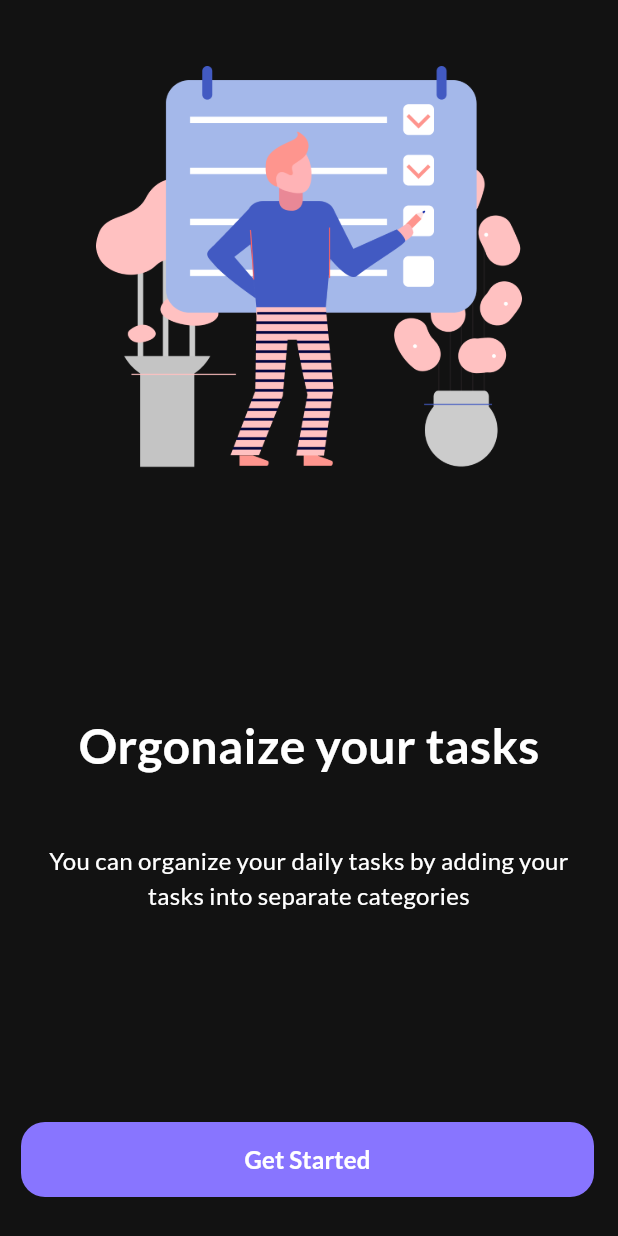
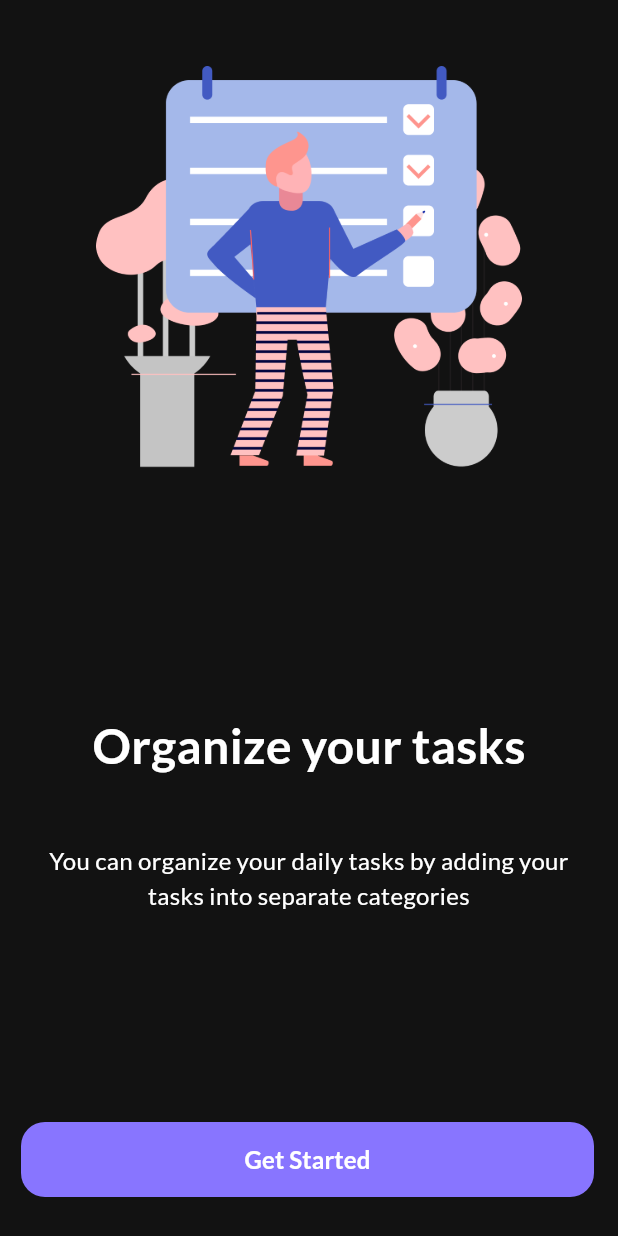
Before and after one commit to maulss/To-Do-List-APP, a Flutter app: the screen it shows after launch, after a tap on "Skip", on a phone screen of 412 x 824 dp. Run offline on Flutter 3.47's test engine with Material 3 defaults, Android fonts, the phone set to English and light mode, and no system bars; drawn by our look-alikes of flutter_onboarding_slider; our stand-ins replace firebase_auth, firebase_core, google_fonts, shared_preferences; accounts and stored records are empty.

```diff
--- a/lib/constants/color_constant.dart
+++ b/lib/constants/color_constant.dart
@@ -3,4 +3,5 @@ import 'package:flutter/material.dart';
 class ColorConstant {
   static const Color backgroundColor = Color(0xff121212);
   static const Color buttonColor = Color(0xff8875FF);
+  static const Color backgroundFormColor = Color(0xff979797);
 }
--- a/lib/main.dart
+++ b/lib/main.dart
@@ -1,10 +1,18 @@
 import 'package:flutter/material.dart';
+import 'package:todo_app/screens/login_screen.dart';
+import 'package:todo_app/screens/register_screen.dart';
 import 'package:todo_app/screens/splash_screen.dart';
 import 'package:todo_app/screens/home_screens.dart';
 import 'package:todo_app/screens/on_boarding_screen.dart';
 import 'package:todo_app/screens/welcome_screen.dart';
+import 'package:firebase_core/firebase_core.dart';
+import 'firebase_options.dart';
 
-void main() {
+void main() async {
+  WidgetsFlutterBinding.ensureInitialized();
+  await Firebase.initializeApp(
+    options: DefaultFirebaseOptions.currentPlatform,
+  );
   runApp(const MyApp());
 }
 
@@ -22,6 +30,8 @@ class MyApp extends StatelessWidget {
         '/on_boarding': (context) => OnBoardingScreen(),
         '/flash_screen': (context) => SplashScreen(),
         '/welcome_screen': (context) => WelcomeScreen(),
+        '/login_screen': (context) => LoginScreen(),
+        '/register_screen': (context) => RegisterScreen(),
       },
     );
   }
--- a/lib/screens/on_boarding_screen.dart
+++ b/lib/screens/on_boarding_screen.dart
@@ -2,6 +2,7 @@ import 'package:flutter/material.dart';
 import 'package:flutter_onboarding_slider/flutter_onboarding_slider.dart';
 import 'package:todo_app/constants/color_constant.dart';
 import 'package:todo_app/constants/text_style_constant.dart';
+import 'package:todo_app/utils/shared_pref.dart';
 
 class OnBoardingScreen extends StatelessWidget {
   const OnBoardingScreen({super.key});
@@ -19,7 +20,8 @@ class OnBoardingScreen extends StatelessWidget {
         pageBackgroundColor: ColorConstant.backgroundColor,
         headerBackgroundColor: ColorConstant.backgroundColor,
         onFinish: () {
-          Navigator.pushNamed(context, "/welcome_screen");
+          SharedPref.seenOrBoarding();
+          Navigator.pushReplacementNamed(context, "/welcome_screen");
         },
         finishButtonText: 'Get Started',
         finishButtonStyle: const FinishButtonStyle(
@@ -50,12 +52,42 @@ class OnBoardingScreen extends StatelessWidget {
         ],
         totalPage: 3,
         speed: 2,
-        pageBodies: [
-          Column(
+        pageBodies: const [
+          OnBoardingItem(
+            title: "Manage your tasks",
+            subTitle:
+                "You can easily manage all of your daily tasks in UpTodo for free",
+          ),
+          OnBoardingItem(
+            title: "Create daily routine",
+            subTitle:
+                "In Uptodo  you can create your personalized routine to stay productive",
+          ),
+          OnBoardingItem(
+            title: "Organize your tasks",
+            subTitle:
+                "You can organize your daily tasks by adding your tasks into separate categories",
+          ),
+        ],
+      ),
+    );
+  }
+}
+
+class OnBoardingItem extends StatelessWidget {
+  const OnBoardingItem(
+      {super.key, required this.title, required this.subTitle});
+
+  final String title;
+  final String subTitle;
+
+  @override
+  Widget build(BuildContext context) {
+    return Column(
       mainAxisAlignment: MainAxisAlignment.end,
       children: [
         Text(
-                "Manage your tasks",
+          title,
           style: TextStyleConstant.lato.copyWith(
             fontSize: 32,
             fontWeight: FontWeight.bold,
@@ -70,70 +102,13 @@ class OnBoardingScreen extends StatelessWidget {
           ),
           child: Text(
             textAlign: TextAlign.center,
-                  "You can easily manage all of your daily tasks in UpTodo for free",
+            subTitle,
             style: TextStyleConstant.lato.copyWith(
               fontSize: 16,
             ),
           ),
         )
       ],
-          ),
-          Column(
-            mainAxisAlignment: MainAxisAlignment.end,
-            children: [
-              Text(
-                "Create daily routine",
-                style: TextStyleConstant.lato.copyWith(
-                  fontSize: 32,
-                  fontWeight: FontWeight.bold,
-                ),
-              ),
-              Container(
-                padding: const EdgeInsets.only(
-                  top: 42,
-                  bottom: 180,
-                  left: 20,
-                  right: 20,
-                ),
-                child: Text(
-                  textAlign: TextAlign.center,
-                  "In Uptodo  you can create your personalized routine to stay productive",
-                  style: TextStyleConstant.lato.copyWith(
-                    fontSize: 16,
-                  ),
-                ),
-              )
-            ],
-          ),
-          Column(
-            mainAxisAlignment: MainAxisAlignment.end,
-            children: [
-              Text(
-                "Orgonaize your tasks",
-                style: TextStyleConstant.lato.copyWith(
-                  fontSize: 32,
-                  fontWeight: FontWeight.bold,
-                ),
-              ),
-              Container(
-                padding: const EdgeInsets.only(
-                  top: 42,
-                  bottom: 180,
-                  left: 20,
-                  right: 20,
-                ),
-                child: Text(
-                  textAlign: TextAlign.center,
-                  "You can organize your daily tasks by adding your tasks into separate categories",
-                  style: TextStyleConstant.lato.copyWith(
-                    fontSize: 16,
-                  ),
-                ),
-              )
-            ],
-          ),
-        ],
-      ),
     );
   }
 }
--- a/lib/screens/splash_screen.dart
+++ b/lib/screens/splash_screen.dart
@@ -1,5 +1,8 @@
+import 'package:firebase_auth/firebase_auth.dart';
 import 'package:flutter/material.dart';
+import 'package:shared_preferences/shared_preferences.dart';
 import 'package:todo_app/constants/text_style_constant.dart';
+
 
 class SplashScreen extends StatefulWidget {
   const SplashScreen({super.key});
@@ -10,9 +13,18 @@ class SplashScreen extends StatefulWidget {
 
 class _SplashScreenState extends State<SplashScreen> {
   void checkUser() async {
-    Future.delayed(const Duration(seconds: 3), () {
+    await Future.delayed(const Duration(seconds: 3));
+    SharedPreferences prefs = await SharedPreferences.getInstance();
+    bool? seeOnBoarding = prefs.getBool('seenOrboarding');
+    User? user = FirebaseAuth.instance.currentUser;
+
+    if (seeOnBoarding == null) {
       Navigator.pushReplacementNamed(context, '/on_boarding');
-    });
+    } else if (user != null) {
+      Navigator.pushReplacementNamed(context, '/home_screen');
+    } else {
+      Navigator.pushReplacementNamed(context, '/login_screen');
+    }
   }
 
   @override
--- /dev/null
+++ b/lib/utils/shared_pref.dart
@@ -0,0 +1,8 @@
+import 'package:shared_preferences/shared_preferences.dart';
+
+class SharedPref {
+  static void seenOrBoarding() async {
+    SharedPreferences prefs = await SharedPreferences.getInstance();
+    prefs.setBool('seenOrboarding', true);
+  }
+}
```
Also changed, not shown: lib/helper.dart/message_helper.dart (added, +30 -0 lines), lib/screens/auth_screen.dart (added, +24 -0 lines), lib/screens/home_screens.dart (+10 -1 lines), lib/screens/login_screen.dart (added, +160 -0 lines), lib/screens/register_screen.dart (added, +250 -0 lines), lib/screens/welcome_screen.dart (+13 -2 lines), lib/screens/widgets/form_widget.dart (added, +45 -0 lines), pubspec.yaml (+8 -13 lines), firebase.json (added), lib/firebase_options.dart (added), pubspec.lock, 7 other files. Lines whose indentation alone changed are shown as unchanged.
